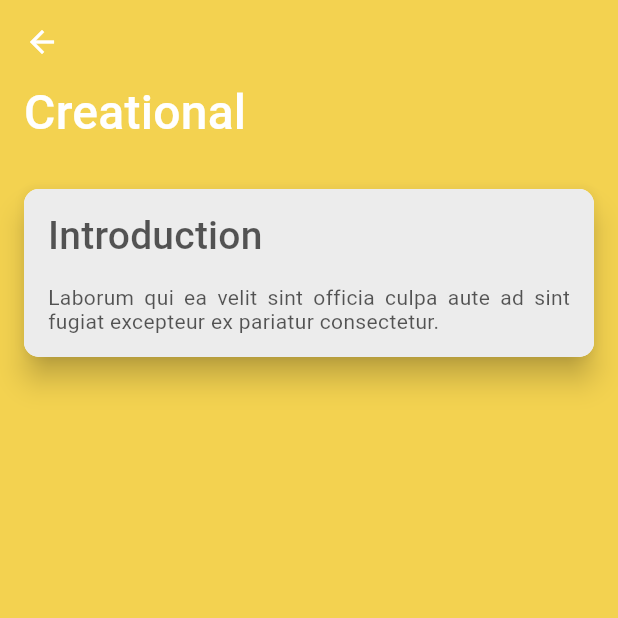
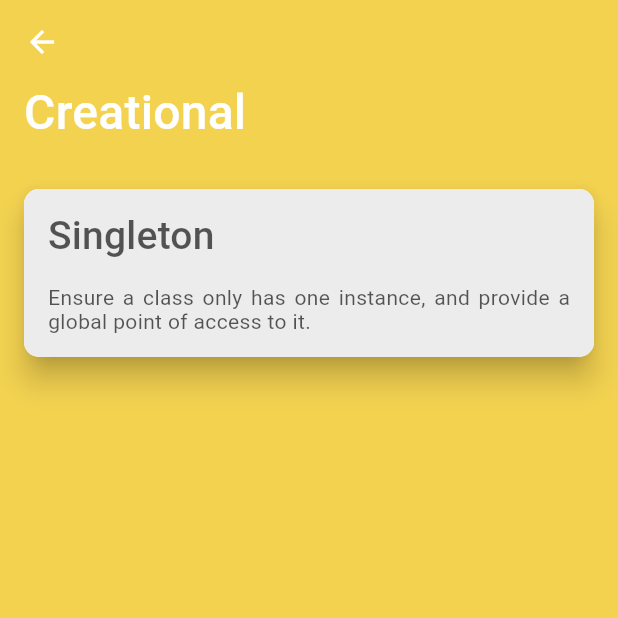
Before and after one commit to schwarzjunior/flutter_design_patterns, a Flutter app: the screen it shows after launch, after a tap on "Creational", on a phone screen of 412 x 824 dp, the top half of it. Run offline on Flutter 3.47's test engine with Material 2 defaults, Android fonts, the phone set to English and light mode, and no system bars; our stand-ins replace flutter_markdown, font_awesome_flutter.

Commit message:
1 - Singleton

```diff
--- a/assets/data/design_patterns.json
+++ b/assets/data/design_patterns.json
@@ -5,10 +5,10 @@
     "color": "0xFFF3D250",
     "patterns": [
       {
-        "id": "introduction",
-        "title": "Introduction",
-        "description": "Laborum qui ea velit sint officia culpa aute ad sint fugiat excepteur ex pariatur consectetur.",
-        "route": "/introduction"
+        "id": "singleton",
+        "title": "Singleton",
+        "description": "Ensure a class only has one instance, and provide a global point of access to it.",
+        "route": "/singleton"
       }
     ]
   },
--- /dev/null
+++ b/lib/design_patterns/singleton/example_state.dart
@@ -0,0 +1,15 @@
+import 'package:flutter_design_patterns/design_patterns/singleton/example_state_base.dart';
+
+class ExampleState extends ExampleStateBase {
+  static final ExampleState _instance = ExampleState._internal();
+
+  factory ExampleState() {
+    return _instance;
+  }
+
+  ExampleState._internal() {
+    initialText = "A new 'ExampleState' instance has been created.";
+    stateText = initialText;
+    print(stateText);
+  }
+}
--- /dev/null
+++ b/lib/design_patterns/singleton/example_state_by_definition.dart
@@ -0,0 +1,19 @@
+import 'package:flutter_design_patterns/design_patterns/singleton/example_state_base.dart';
+
+class ExampleStateByDefinition extends ExampleStateBase {
+  static ExampleStateByDefinition _instance;
+
+  ExampleStateByDefinition._internal() {
+    initialText = "A new 'ExampleStateByDefinition' instance has been created.";
+    stateText = initialText;
+    print(stateText);
+  }
+
+  static ExampleStateByDefinition getState() {
+    if (_instance == null) {
+      _instance = ExampleStateByDefinition._internal();
+    }
+
+    return _instance;
+  }
+}
--- /dev/null
+++ b/lib/design_patterns/singleton/example_state_without_singleton.dart
@@ -0,0 +1,10 @@
+import 'package:flutter_design_patterns/design_patterns/singleton/example_state_base.dart';
+
+class ExampleStateWithoutSingleton extends ExampleStateBase {
+  ExampleStateWithoutSingleton() {
+    initialText =
+    "A new 'ExampleStateWithoutSingleton' instance has been created.";
+    stateText = initialText;
+    print(stateText);
+  }
+}
--- a/lib/router.dart
+++ b/lib/router.dart
@@ -5,7 +5,7 @@ import 'package:flutter_design_patterns/data/models/design_pattern_category.dart
 import 'package:flutter_design_patterns/screens/category/category.dart';
 import 'package:flutter_design_patterns/screens/design_pattern_details/design_pattern_details.dart';
 import 'package:flutter_design_patterns/screens/main_menu/main_menu.dart';
-import 'package:flutter_design_patterns/widgets/introduction/introduction.dart';
+import 'package:flutter_design_patterns/widgets/design_patterns/singleton/singleton_example.dart';
 
 class Router {
   static Route<dynamic> generateRoute(RouteSettings settings) {
@@ -21,12 +21,12 @@ class Router {
             category: category,
           ),
         );
-      case _DesignPatternRoutes.introductionRoute:
+      case _DesignPatternRoutes.singletonRoute:
         var designPattern = settings.arguments as DesignPattern;
         return MaterialPageRoute(
           builder: (_) => DesignPatternDetails(
             designPattern: designPattern,
-            example: Introduction(),
+            example: SingletonExample(),
           ),
         );
 
@@ -39,5 +39,5 @@ class Router {
 }
 
 class _DesignPatternRoutes {
-  static const String introductionRoute = '/introduction';
+  static const String singletonRoute = '/singleton';
 }
--- a/lib/screens/category/category.dart
+++ b/lib/screens/category/category.dart
@@ -5,7 +5,7 @@ import 'package:flutter_design_patterns/data/models/design_pattern_category.dart
 import 'package:flutter_design_patterns/screens/category/widgets/design_pattern_card.dart';
 import 'package:flutter_design_patterns/widgets/coming_soon.dart';
 import 'package:flutter_design_patterns/widgets/fade_slide_transition.dart';
-import 'package:flutter_design_patterns/widgets/platform_back_button.dart';
+import 'package:flutter_design_patterns/widgets/platform_specific/platform_back_button.dart';
 
 class Category extends StatefulWidget {
   final DesignPatternCategory category;
--- a/lib/screens/design_pattern_details/design_pattern_details.dart
+++ b/lib/screens/design_pattern_details/design_pattern_details.dart
@@ -6,7 +6,7 @@ import 'package:flutter_design_patterns/data/models/design_pattern.dart';
 import 'package:flutter_design_patterns/data/repositories/markdown_repository.dart';
 import 'package:flutter_design_patterns/screens/design_pattern_details/widgets/design_pattern_details_header.dart';
 import 'package:flutter_design_patterns/widgets/fade_slide_transition.dart';
-import 'package:flutter_design_patterns/widgets/platform_back_button.dart';
+import 'package:flutter_design_patterns/widgets/platform_specific/platform_back_button.dart';
 import 'package:font_awesome_flutter/font_awesome_flutter.dart';
 
 class DesignPatternDetails extends StatefulWidget {
--- a/pubspec.yaml
+++ b/pubspec.yaml
@@ -11,7 +11,10 @@ dependencies:
     sdk: flutter
   cupertino_icons: ^0.1.2
   font_awesome_flutter: ^8.5.0
-  flutter_markdown: ^0.2.0
+  flutter_markdown:
+    git:
+      url: https://github.com/flutter/flutter_markdown.git
+      ref: master
 
 dev_dependencies:
   flutter_test:
@@ -24,6 +27,7 @@ flutter:
     - assets/
     - assets/data/
     - assets/markdown/
+    - assets/images/singleton/
 
   fonts:
     - family: Roboto
```
Also changed, not shown: lib/design_patterns/singleton/example_state_base.dart (added, +17 -0 lines), lib/widgets/design_patterns/singleton/singleton_example.dart (added, +75 -0 lines), lib/widgets/design_patterns/singleton/singleton_example_card.dart (added, +28 -0 lines), lib/widgets/platform_specific/platform_button.dart (added, +37 -0 lines), assets/images/singleton/singleton.png (added), assets/images/singleton/singleton_implementation.png (added), lib/widgets/platform_specific/platform_back_button.dart (renamed from lib/widgets/platform_back_button.dart), pubspec.lock, 1 other file.
